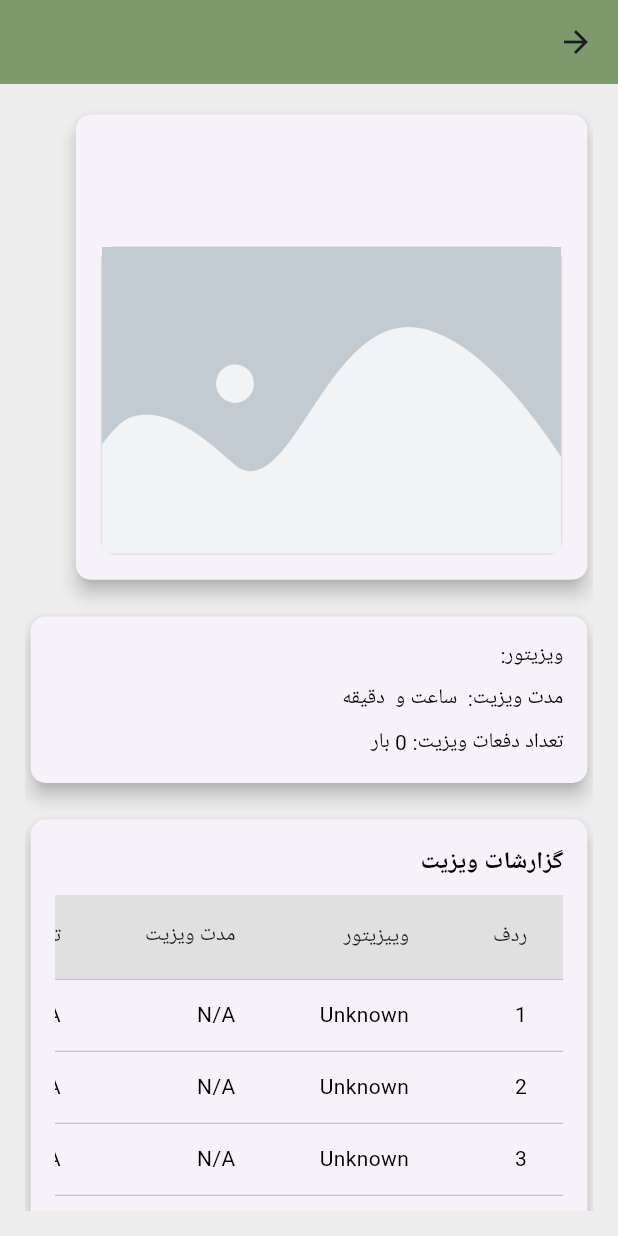
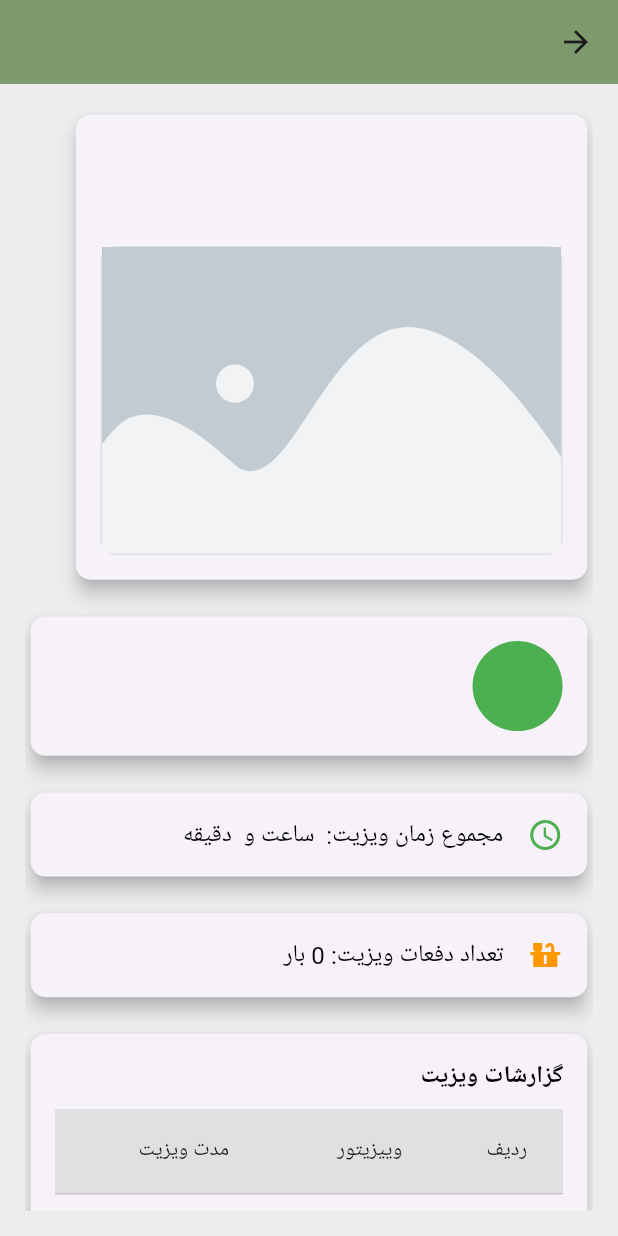
Before and after one commit to amirrezash80/Visitor, a Flutter app: the StoreProfilePage screen opened directly with empty values, on a phone screen of 412 x 824 dp. Run offline on Flutter 3.47's test engine with Material 3 defaults, Android fonts, the phone set to English and light mode, and no system bars; our stand-ins replace fl_chart, get; missing offline and left inert: persian_datetime_picker.

Commit message:
visitor profile page added

```diff
--- a/lib/features/visitor/presentation/pages/StoreProfilePage.dart
+++ b/lib/features/visitor/presentation/pages/StoreProfilePage.dart
@@ -1,6 +1,8 @@
 import 'package:flutter/material.dart';
 import 'package:get/get.dart';
 import '../widgets/VisitDetailsModal.dart';
+import '../pages/VisitorProfilePage.dart';
+
 class StoreProfilePage extends StatelessWidget {
   final Map<String, dynamic> storeDetails;
 
@@ -75,31 +77,99 @@ class StoreProfilePage extends StatelessWidget {
     );
   }
 
-  // Function to build Visit Information section with a white card
-  Widget _buildVisitInfo(double screenwidth,double screenheight) {
-    return Container(
-      width:screenwidth ,
-    child:
-      Card(
+  // Function to build Visit Information section with 3 separate cards
+  Widget _buildVisitInfo(double screenWidth, double screenHeight) {
+    return Column(
+      crossAxisAlignment: CrossAxisAlignment.start,
+      children: [
+        // **وییزیتور مکرر**
+        _buildVisitorCard(screenWidth),
+
+        SizedBox(height: screenHeight * 0.02),
+
+        // **مجموع زمان ویزیت**
+        _buildVisitDurationCard(),
+
+        SizedBox(height: screenHeight * 0.02),
+
+        // **تعداد دفعات ویزیت**
+        _buildVisitCountCard(),
+      ],
+    );
+  }
+
+  // Visitor card (Clicking it navigates to visitor profile)
+  Widget _buildVisitorCard(double screenWidth) {
+    return GestureDetector(
+      onTap: () {
+        // Navigate to visitor profile page
+        Get.to(() => VisitorProfilePage(
+            visitorDetails: storeDetails['visitorDetails'] ?? {}  // Providing fallback empty map if it's null
+        ));
+      },
+      child: Card(
+        shape: RoundedRectangleBorder(borderRadius: BorderRadius.circular(10)),
+        elevation: 5,
+        child: Padding(
+          padding: EdgeInsets.all(screenWidth * 0.04),
+          child: Row(
+            children: [
+              CircleAvatar(
+                radius: 30,
+               // backgroundImage: NetworkImage(storeDetails['visitorAvatar'] ?? 'default_avatar_url'),
+              backgroundColor: Colors.green,
+              ),
+              SizedBox(width: 16),
+              Text(
+                storeDetails['visitor'] ?? 'Visitor Not Available',
+                style: TextStyle(fontSize: 16, fontWeight: FontWeight.bold),
+              ),
+            ],
+          ),
+        ),
+      ),
+    );
+  }
+
+  // Visit Duration card
+  Widget _buildVisitDurationCard() {
+    return Card(
       shape: RoundedRectangleBorder(borderRadius: BorderRadius.circular(10)),
       elevation: 5,
       child: Padding(
         padding: EdgeInsets.all(16),
-        child: Column(
-          crossAxisAlignment: CrossAxisAlignment.start,
+        child: Row(
           children: [
-            // Visitor Info
-            Text("ویزیتور: ${storeDetails['visitor'] ?? 'Not Available'}"),
-            SizedBox(height: 8),
-            Text("مدت ویزیت: ${storeDetails['visitDuration'] ?? '0'} ساعت و ${storeDetails['visitDuration'] ?? '0'} دقیقه"),
-            SizedBox(height: 8),
-
-            // Total Visits
-            Text("تعداد دفعات ویزیت: ${storeDetails['visitCount'] ?? '0'} بار"),
+            Icon(Icons.access_time, color: Colors.green),
+            SizedBox(width: 16),
+            Text(
+              "مجموع زمان ویزیت: ${storeDetails['visitDuration'] ?? 'N/A'} ساعت و ${storeDetails['visitDuration'] ?? '0'} دقیقه",
+              style: TextStyle(fontSize: 16),
+            ),
           ],
         ),
       ),
-    ),
+    );
+  }
+
+  // Visit Count card
+  Widget _buildVisitCountCard() {
+    return Card(
+      shape: RoundedRectangleBorder(borderRadius: BorderRadius.circular(10)),
+      elevation: 5,
+      child: Padding(
+        padding: EdgeInsets.all(16),
+        child: Row(
+          children: [
+            Icon(Icons.countertops, color: Colors.orange),
+            SizedBox(width: 16),
+            Text(
+              "تعداد دفعات ویزیت: ${storeDetails['visitCount'] ?? '0'} بار",
+              style: TextStyle(fontSize: 16),
+            ),
+          ],
+        ),
+      ),
     );
   }
 
@@ -123,7 +193,7 @@ class StoreProfilePage extends StatelessWidget {
               child: DataTable(
                 headingRowColor: MaterialStateProperty.all(Colors.grey.shade300), // Gray background for the header row
                 columns: const [
-                  DataColumn(label: Text('ردف')),
+                  DataColumn(label: Text('ردیف')),
                   DataColumn(label: Text('وییزیتور')),
                   DataColumn(label: Text('مدت ویزیت')),
                   DataColumn(label: Text('تاریخ')),
--- a/pubspec.yaml
+++ b/pubspec.yaml
@@ -37,6 +37,7 @@ dependencies:
   get: ^4.7.2
   flutter_localization: ^0.3.1
   persian_datetime_picker: ^3.1.0
+  fl_chart: ^0.70.2
 
 dev_dependencies:
   flutter_test:
```
Also changed, not shown: lib/features/visitor/presentation/pages/VisitorProfilePage.dart (added, +301 -0 lines), pubspec.lock, 3 other files.
